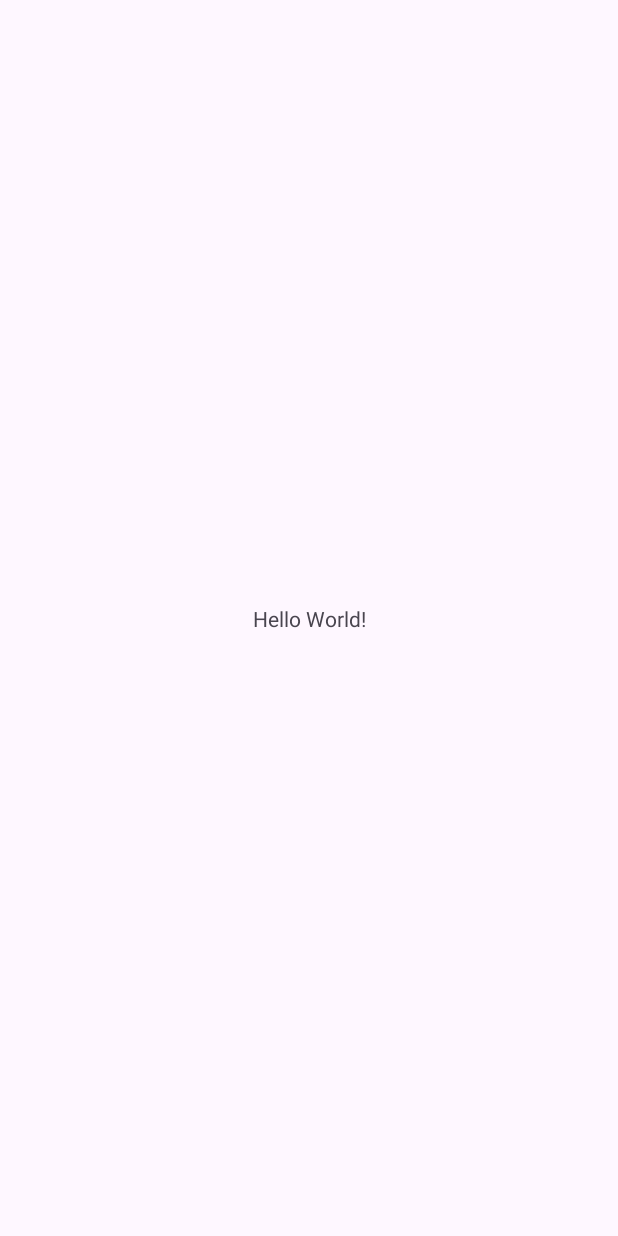
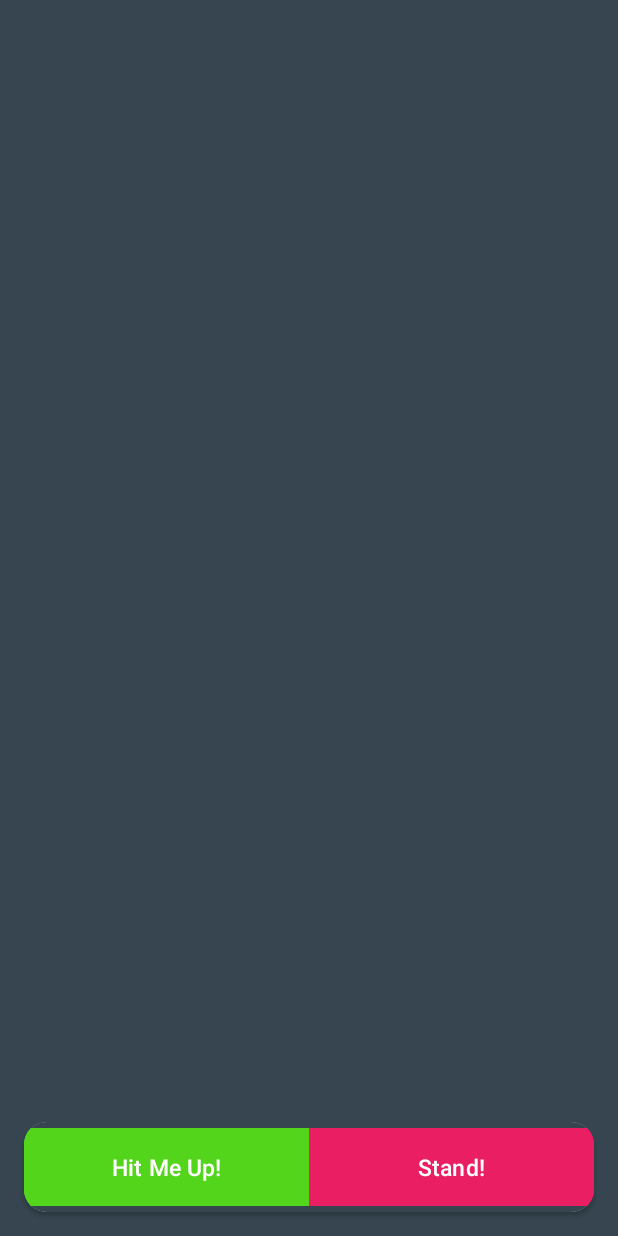
Before and after one commit to dlovans/android-card-game, an Android app: the screen it shows after launch (MainActivity), on a phone screen of 412 x 824 dp. Before the commit the screen is almost empty. Run offline under Robolectric (Android 15) with nearby library versions, the phone set to English and light mode, and no system bars.

Commit message:
Create buttons for blackjack activity UI

```diff
--- a/app/src/main/res/layout/activity_main.xml
+++ b/app/src/main/res/layout/activity_main.xml
@@ -5,15 +5,45 @@
     android:id="@+id/main"
     android:layout_width="match_parent"
     android:layout_height="match_parent"
+    android:background="#36454F"
     tools:context=".MainActivity">
 
-    <TextView
-        android:layout_width="wrap_content"
+    <androidx.cardview.widget.CardView
+        android:id="@+id/game_btn_container"
+        android:layout_width="match_parent"
         android:layout_height="wrap_content"
-        android:text="Hello World!"
         app:layout_constraintBottom_toBottomOf="parent"
-        app:layout_constraintEnd_toEndOf="parent"
-        app:layout_constraintStart_toStartOf="parent"
-        app:layout_constraintTop_toTopOf="parent" />
+        android:layout_margin="16dp"
+        app:cardCornerRadius="15dp"
+        android:background="#36454F"
+        app:cardBackgroundColor="@android:color/white">
+
+        <LinearLayout
+            android:layout_width="match_parent"
+            android:layout_height="wrap_content"
+            android:background="#36454F"
+            android:orientation="horizontal">
+
+            <com.google.android.material.button.MaterialButton
+                android:layout_width="0dp"
+                android:layout_height="60dp"
+                android:text="Hit Me Up!"
+                android:textSize="15sp"
+                app:cornerRadius="0dp"
+                android:backgroundTint="#53D51C"
+                android:layout_weight="1"/>
+
+            <com.google.android.material.button.MaterialButton
+                android:layout_width="0dp"
+                android:layout_height="60dp"
+                android:text="Stand!"
+                android:textSize="15sp"
+                app:cornerRadius="0dp"
+                android:backgroundTint="#E91E63"
+                android:layout_weight="1"/>
+        </LinearLayout>
+
+    </androidx.cardview.widget.CardView>
+
 
 </androidx.constraintlayout.widget.ConstraintLayout>
```
